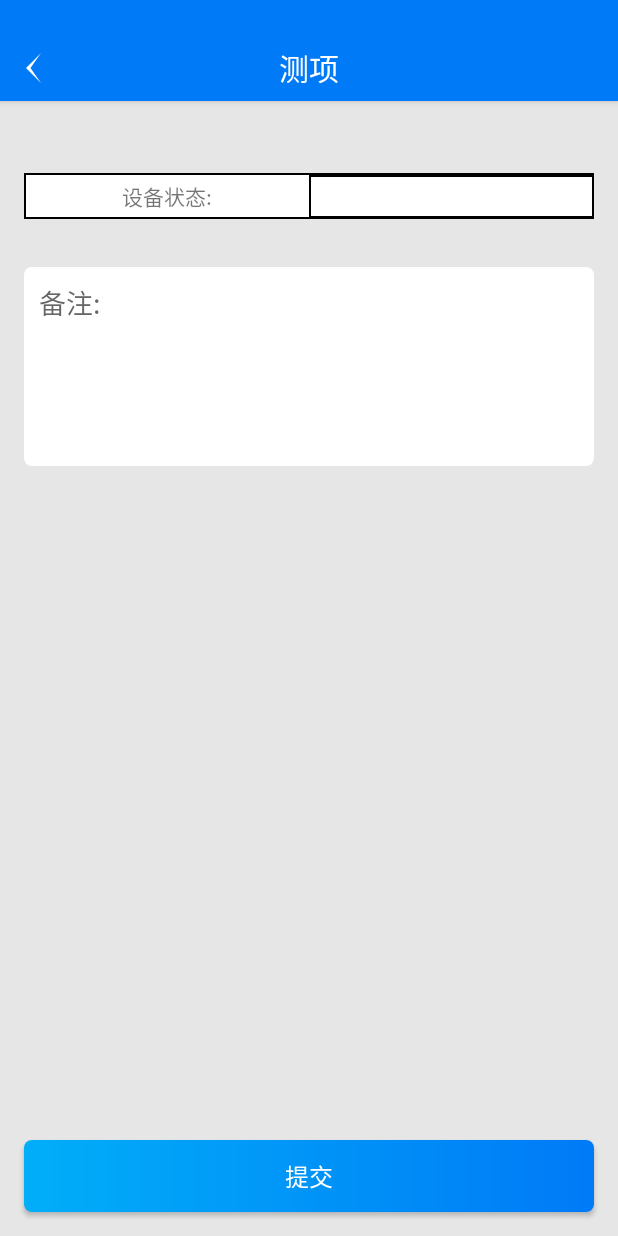
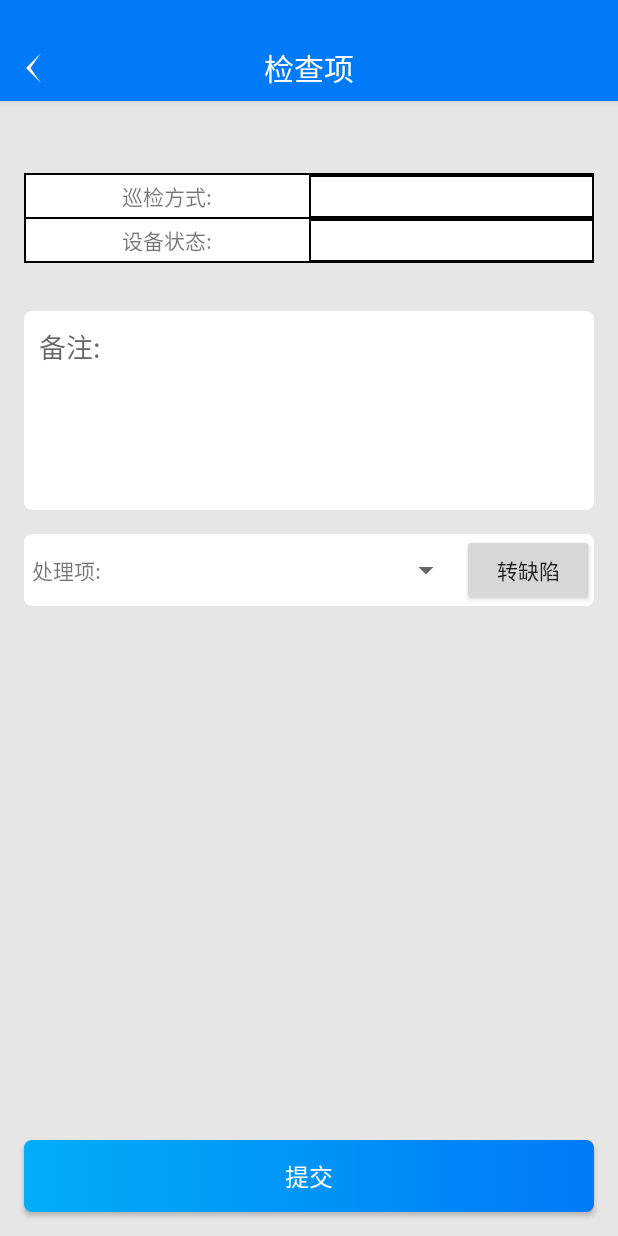
Before and after one commit to jiangadmin/DLJ, an Android app: the Test_Activity screen opened directly, with no data from a screen before it, on a phone screen of 412 x 824 dp. Run offline under Robolectric (Android 15) with nearby library versions, the phone set to English and light mode, and no system bars; libraries missing offline, so code that uses them is left out: com.tencent.bugly; 4 statements that could not run were skipped.

```diff
--- a/app/build.gradle
+++ b/app/build.gradle
@@ -14,8 +14,8 @@ android {
         applicationId "com.jiang.dlj"
         minSdkVersion 21
         targetSdkVersion 22
-        versionCode 3
-        versionName "1.0.3"
+        versionCode 4
+        versionName "1.0.4"
         testInstrumentationRunner "android.support.test.runner.AndroidJUnitRunner"
 
         ndk {
--- a/app/src/main/java/com/jiang/dlj/activity/DJIdPos_Activity.java
+++ b/app/src/main/java/com/jiang/dlj/activity/DJIdPos_Activity.java
@@ -18,9 +18,11 @@ import com.jiang.dlj.R;
 import com.jiang.dlj.adapter.DJIdPos_Adapter;
 import com.jiang.dlj.dialog.Base_Dialog;
 import com.jiang.dlj.entity.DJIdPosByGuids_Entity;
+import com.jiang.dlj.entity.Save_Key;
 import com.jiang.dlj.scan.Scan_Activity;
 import com.jiang.dlj.servlet.Get_DJIdPos_Servlet;
 import com.jiang.dlj.servlet.Get_Ready_Servlet;
+import com.jiang.dlj.utils.SaveUtils;
 
 import java.util.ArrayList;
 import java.util.List;
@@ -73,7 +75,7 @@ public class DJIdPos_Activity extends Base_Activity implements AdapterView.OnIte
         onRefresh();
 
         //待检
-        if (nowtype == 0) {
+        if (nowtype == 0 && !SaveUtils.getBoolean(Save_Key.S_巡检准备)) {
             //巡检准备
             new Get_Ready_Servlet(this).executeOnExecutor(AsyncTask.THREAD_POOL_EXECUTOR, Guids);
         }
--- a/app/src/main/java/com/jiang/dlj/activity/Test_Activity.java
+++ b/app/src/main/java/com/jiang/dlj/activity/Test_Activity.java
@@ -20,6 +20,7 @@ import com.jiang.dlj.dialog.Loading;
 import com.jiang.dlj.entity.DJGetChk_Entity;
 import com.jiang.dlj.servlet.Set_DJSubmit_Servlet;
 import com.jiang.dlj.utils.LogUtil;
+import com.jiang.dlj.utils.TabToast;
 import com.jiang.dlj.view.ListViewForScrollView;
 
 import java.util.ArrayList;
@@ -44,8 +45,8 @@ public class Test_Activity extends Base_Activity implements View.OnClickListener
 
     Test_Adapter test_adapter;
     ListViewForScrollView listViewForScrollView;
-    Button submit;
-    TextView run_state;
+    Button submit, turn_defect;
+    TextView inspect_mode, run_state;
     EditText message;
 
     public static void start(Context context, String guids, DJGetChk_Entity.ResultBean resultBean) {
@@ -62,7 +63,7 @@ public class Test_Activity extends Base_Activity implements View.OnClickListener
     protected void onCreate(@Nullable Bundle savedInstanceState) {
         super.onCreate(savedInstanceState);
         setContentView(R.layout.activity_test);
-        setTitle("测项");
+        setTitle("检查项");
         setBack(true);
 
         initview();
@@ -70,17 +71,20 @@ public class Test_Activity extends Base_Activity implements View.OnClickListener
 
     private void initview() {
         title = findViewById(R.id.test_title);
+        inspect_mode = findViewById(R.id.inspect_mode);
         run_state = findViewById(R.id.run_state);
         listViewForScrollView = findViewById(R.id.test_list);
         message = findViewById(R.id.test_message);
+        turn_defect = findViewById(R.id.turn_defect);
         submit = findViewById(R.id.submit);
 
         title.setText(bean.getDjchk_name());
+        inspect_mode.setText(bean.getDj_method() == 1 ? "测量" : "目视");
         test_adapter = new Test_Adapter(this);
         test_adapter.setBeans(bean.getChkDetails());
         listViewForScrollView.setAdapter(test_adapter);
 
-        submit.setOnClickListener(this);
+
         if (bean.getChkDetails().get(0) != null) {
             switch (bean.getChkDetails().get(0).getRun_state()) {
                 //运行
@@ -102,13 +106,17 @@ public class Test_Activity extends Base_Activity implements View.OnClickListener
             }
         }
 
+        turn_defect.setOnClickListener(this);
         run_state.setOnClickListener(this);
-
+        submit.setOnClickListener(this);
     }
 
     @Override
     public void onClick(View view) {
         switch (view.getId()) {
+            case R.id.turn_defect:
+                TabToast.makeText("紧张开发中");
+                break;
             case R.id.run_state:
                 new Choose_Run_State_Dialog(this, run_state);
                 break;
@@ -142,12 +150,13 @@ public class Test_Activity extends Base_Activity implements View.OnClickListener
         for (DJGetChk_Entity.ResultBean.ChkDetailsBean detailsBean : bean.getChkDetails()) {
             Map map = new HashMap();
             map.put("taskdetail_guid", detailsBean.getTaskdetail_guid());
-            map.put("dj_result", bean.getDj_method() == 1 ? detailsBean.getDj_reslut() : detailsBean.getState());
+            map.put("dj_result", bean.getDj_method() == 1 ? detailsBean.getDj_reslut() : detailsBean.getRun_state());
 
             maps.add(map);
         }
 
         String s = new Gson().toJson(maps);
+        LogUtil.e(TAG,s);
         Set_DJSubmit_Servlet.Info info = new Set_DJSubmit_Servlet.Info();
         info.setGuids(Guids);
         info.setDjchk_id(bean.getDjchk_id());
--- a/app/src/main/java/com/jiang/dlj/entity/Save_Key.java
+++ b/app/src/main/java/com/jiang/dlj/entity/Save_Key.java
@@ -11,4 +11,5 @@ public class Save_Key {
     public static final String UserId = "UserID";
     public static final String UserName = "UserName";
     public static String S_校验;
+    public static String S_巡检准备 ="DJI_READY";
 }
--- a/app/src/main/java/com/jiang/dlj/scan/Scan_Activity.java
+++ b/app/src/main/java/com/jiang/dlj/scan/Scan_Activity.java
@@ -58,7 +58,6 @@ public class Scan_Activity extends AppCompatActivity {
         }
         super.onDestroy();
     }
-
 
     public Barcode2DWithSoft.ScanCallback ScanBack = new Barcode2DWithSoft.ScanCallback() {
         @Override
@@ -161,6 +160,5 @@ public class Scan_Activity extends AppCompatActivity {
             mypDialog.setCanceledOnTouchOutside(false);
             mypDialog.show();
         }
-
     }
 }
--- a/app/src/main/java/com/jiang/dlj/utils/TabToast.java
+++ b/app/src/main/java/com/jiang/dlj/utils/TabToast.java
@@ -148,7 +148,7 @@ public class TabToast {
      * @param value dp
      * @return px
      */
-    public static int dp2px(float value) {
+    private static int dp2px(float value) {
         float scale = mContext.getResources().getDisplayMetrics().density;
         return (int) (value * scale + 0.5f);
     }
@@ -159,7 +159,7 @@ public class TabToast {
      * @param context Context
      * @return px
      */
-    public static int getScreenWidth(Context context) {
+    private static int getScreenWidth(Context context) {
 
         WindowManager wm = (WindowManager) context.getSystemService(Context.WINDOW_SERVICE);
         DisplayMetrics outMetrics = new DisplayMetrics();
--- a/app/src/main/res/layout/activity_test.xml
+++ b/app/src/main/res/layout/activity_test.xml
@@ -33,8 +33,38 @@
                 android:layout_marginTop="10dp"
                 android:layout_marginRight="16dp"
                 android:background="@color/black"
-                android:orientation="horizontal"
+                android:orientation="vertical"
                 android:padding="1dp">
+
+                <LinearLayout
+                    android:layout_width="match_parent"
+                    android:layout_height="wrap_content"
+                    android:orientation="horizontal">
+
+                    <TextView
+                        android:layout_width="match_parent"
+                        android:layout_height="wrap_content"
+                        android:layout_weight="1"
+                        android:background="@color/white"
+                        android:gravity="center"
+                        android:padding="3dp"
+                        android:text="巡检方式:" />
+
+                    <TextView
+                        android:id="@+id/inspect_mode"
+                        android:layout_width="match_parent"
+                        android:layout_height="wrap_content"
+                        android:layout_marginLeft="1dp"
+                        android:layout_weight="1"
+                        android:background="@color/white"
+                        android:gravity="center"
+                        android:padding="3dp" />
+                </LinearLayout>
+
+                <LinearLayout
+                    android:layout_width="match_parent"
+                    android:layout_height="wrap_content"
+                    android:layout_marginTop="1dp">
 
                     <TextView
                         android:layout_width="match_parent"
@@ -54,6 +84,8 @@
                         android:background="@color/white"
                         android:gravity="center"
                         android:padding="3dp" />
+                </LinearLayout>
+
 
             </LinearLayout>
 
@@ -76,6 +108,36 @@
                 android:minLines="5"
                 android:padding="10dp" />
 
+            <LinearLayout
+                android:layout_width="match_parent"
+                android:layout_height="wrap_content"
+                android:layout_marginLeft="16dp"
+                android:layout_marginRight="16dp"
+                android:background="@drawable/yuanjiao_white"
+                android:orientation="horizontal">
+
+                <TextView
+                    android:layout_width="wrap_content"
+                    android:layout_height="wrap_content"
+                    android:padding="5dp"
+                    android:text="处理项:" />
+
+                <Spinner
+                    android:id="@+id/mode_defect"
+                    android:layout_width="0dp"
+                    android:layout_height="match_parent"
+                    android:layout_weight="1">
+
+                </Spinner>
+
+                <Button
+                    android:id="@+id/turn_defect"
+                    android:layout_width="wrap_content"
+                    android:layout_height="wrap_content"
+                    android:text="转缺陷" />
+
+            </LinearLayout>
+
         </LinearLayout>
 
     </ScrollView>
--- a/app/src/main/res/values/colors.xml
+++ b/app/src/main/res/values/colors.xml
@@ -7,6 +7,7 @@
     <color name="black">#000</color>
     <color name="white">#fff</color>
     <color name="transparent">#00ffffff</color>
+
 
     <color name="gray_line">#e6e6e6</color>
     <color name="gray_bg">#f8f8f8</color>
```
Also changed, not shown: app/src/main/java/com/jiang/dlj/activity/Main_Activity.java (+14 -0 lines), app/src/main/java/com/jiang/dlj/adapter/Test_Adapter.java (+29 -1 lines), app/src/main/java/com/jiang/dlj/entity/History_Entity.java (added, +54 -0 lines), app/src/main/java/com/jiang/dlj/servlet/Get_History_Servlet.java (added, +78 -0 lines), app/src/main/java/com/jiang/dlj/view/LineChartView.java (added, +126 -0 lines), app/src/main/res/drawable/ic_about.xml (added, +9 -0 lines), app/src/main/res/drawable/ic_changer_user.xml (added, +21 -0 lines), app/src/main/res/drawable/ic_eye.xml (added, +15 -0 lines), app/src/main/res/drawable/ic_ready.xml (added, +9 -0 lines), app/src/main/res/drawable/ic_update.xml (added, +9 -0 lines), app/src/main/res/drawable/ic_update_password.xml (added, +12 -0 lines), app/src/main/res/menu/activity_main_drawer.xml (+10 -5 lines). Lines whose indentation alone changed are shown as unchanged.
